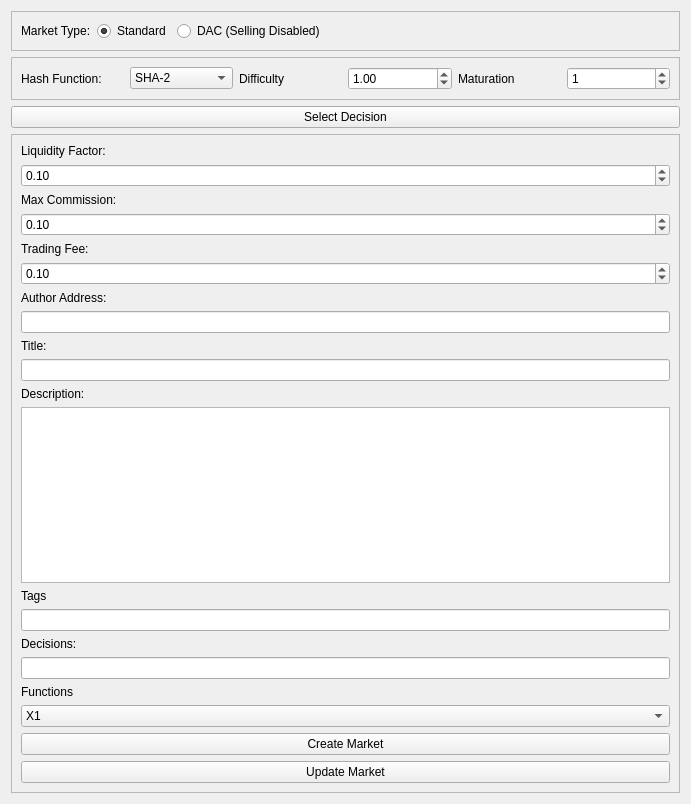
Above: src/qt/forms/decisionmarketcreationwidget.ui from brishtiteveja/truthcoin-cpp before the change. Below: the same form after it.
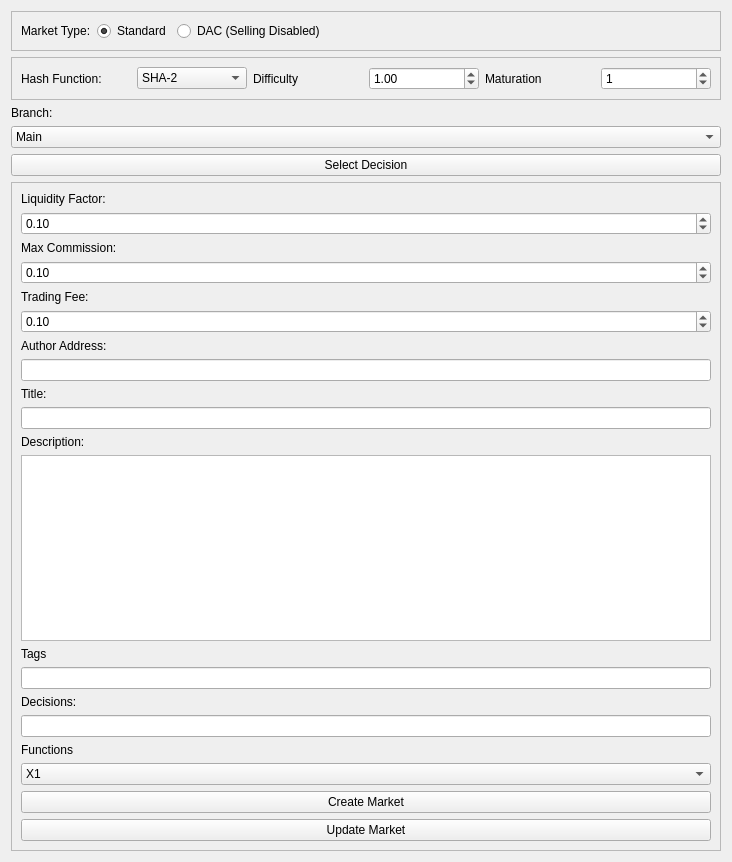
That is the form after the change.

Commit message: Added code to load and decisions on branch for market creation widget

The edit to the form file:
```diff
--- a/src/qt/forms/decisionmarketcreationwidget.ui
+++ b/src/qt/forms/decisionmarketcreationwidget.ui
@@ -6,8 +6,8 @@
    <rect>
     <x>0</x>
     <y>0</y>
-    <width>691</width>
-    <height>804</height>
+    <width>732</width>
+    <height>862</height>
    </rect>
   </property>
   <property name="windowTitle">
@@ -119,6 +119,32 @@
      </layout>
     </widget>
    </item>
+   <item>
+    <widget class="QLabel" name="labelBranch">
+     <property name="text">
+      <string>Branch:</string>
+     </property>
+    </widget>
+   </item>
+   <item>
+    <widget class="QComboBox" name="comboBoxBranch">
+     <item>
+      <property name="text">
+       <string>Main</string>
+      </property>
+     </item>
+     <item>
+      <property name="text">
+       <string>Sports</string>
+      </property>
+     </item>
+     <item>
+      <property name="text">
+       <string>Econ</string>
+      </property>
+     </item>
+    </widget>
+   </item>
    <item>
     <widget class="QPushButton" name="pushButtonSelectDecision">
      <property name="text">
```
The commit also changes 2 other files.
